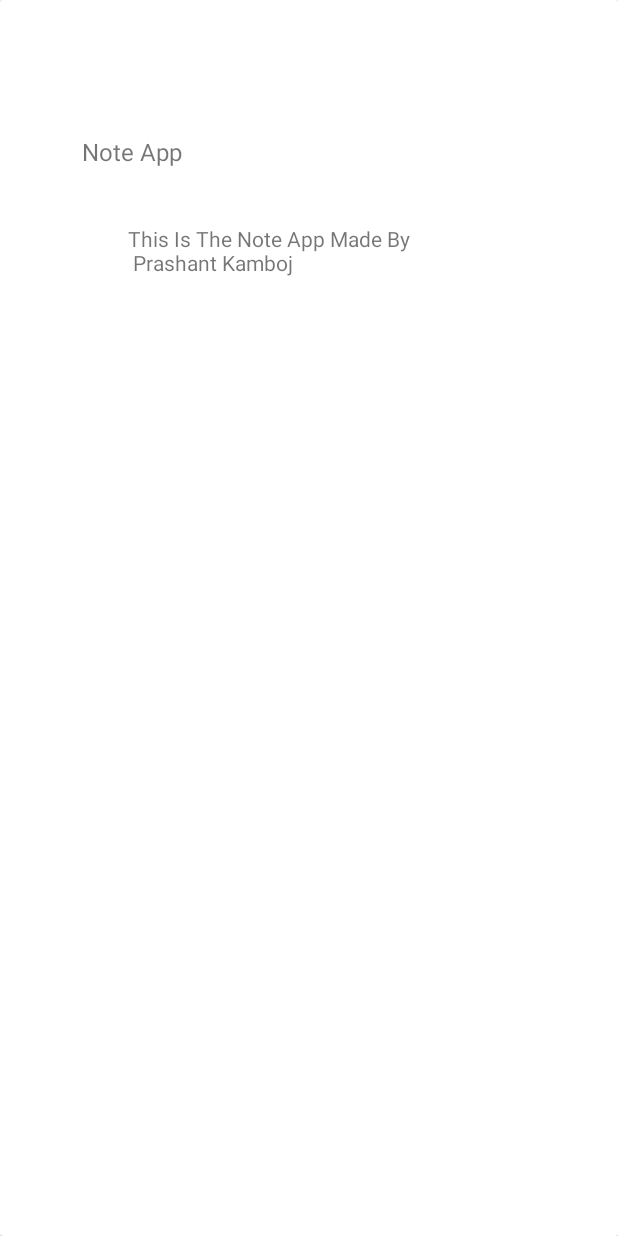
After one commit to ETS-Android2/MyNote, an Android app: the layout navigation_header.xml on its own in the app's theme, with its tools: preview values and no code run, on a phone screen of 412 x 824 dp. The commit adds this screen. Run offline under Robolectric (Android 15) with nearby library versions, the phone set to English and light mode, and no system bars.

Commit message:
Before Making It On Awesome Level

```diff
--- /dev/null
+++ b/app/src/main/res/layout/navigation_header.xml
@@ -0,0 +1,40 @@
+<?xml version="1.0" encoding="utf-8"?>
+<androidx.cardview.widget.CardView xmlns:android="http://schemas.android.com/apk/res/android"
+    xmlns:app="http://schemas.android.com/apk/res-auto"
+    xmlns:tools="http://schemas.android.com/tools"
+    android:layout_width="match_parent"
+    android:layout_height="match_parent">
+
+    <androidx.constraintlayout.widget.ConstraintLayout
+        android:layout_width="match_parent"
+        android:layout_height="match_parent">
+
+        <TextView
+            android:id="@+id/textView"
+            android:layout_width="wrap_content"
+            android:layout_height="wrap_content"
+            android:text="Note App"
+            android:textSize="16sp"
+            app:layout_constraintBottom_toBottomOf="parent"
+            app:layout_constraintEnd_toEndOf="parent"
+            app:layout_constraintHorizontal_bias="0.158"
+            app:layout_constraintStart_toStartOf="parent"
+            app:layout_constraintTop_toTopOf="parent"
+            app:layout_constraintVertical_bias="0.053"
+            android:layout_marginTop="50dp"/>
+
+        <TextView
+            android:id="@+id/textView2"
+            android:layout_width="wrap_content"
+            android:layout_height="wrap_content"
+            android:text="This Is The Note App Made By \n Prashant Kamboj"
+            app:layout_constraintBottom_toBottomOf="parent"
+            app:layout_constraintEnd_toEndOf="parent"
+            app:layout_constraintHorizontal_bias="0.308"
+            app:layout_constraintStart_toStartOf="parent"
+            app:layout_constraintTop_toBottomOf="@+id/textView"
+            app:layout_constraintVertical_bias="0.055"
+            android:layout_marginLeft="25dp"/>
+    </androidx.constraintlayout.widget.ConstraintLayout>
+
+</androidx.cardview.widget.CardView>
--- a/app/src/main/res/values/colors.xml
+++ b/app/src/main/res/values/colors.xml
@@ -8,4 +8,8 @@
     <color name="black">#FF000000</color>
     <color name="white">#FFFFFFFF</color>
     <color name="color_dark_primary_variant">#75BB86FC</color>
+    <color name="red">#FB0D0D</color>
+    <color name="blue_dark">#0024ED</color>
+    <color name="turmarik">#AB8100</color>
+    <color name="grean_Dark">#098B00</color>
 </resources>
--- a/app/src/main/res/values/strings.xml
+++ b/app/src/main/res/values/strings.xml
@@ -1,3 +1,5 @@
 <resources>
     <string name="app_name">MyNote</string>
+    <string name="open">open</string>
+    <string name="close">close</string>
 </resources>
```
Also changed, not shown: app/src/main/java/com/example/mynote/Adapters.java (+16 -1 lines), app/src/main/java/com/example/mynote/MainActivity.java (+40 -3 lines), app/src/main/java/com/example/mynote/NoteShow.java (+19 -0 lines), app/src/main/res/layout/activity_main.xml (+5 -2 lines), app/src/main/res/layout/main_activity.xml (added, +19 -0 lines), app/src/main/res/menu/nav_menu.xml (added, +31 -0 lines).
